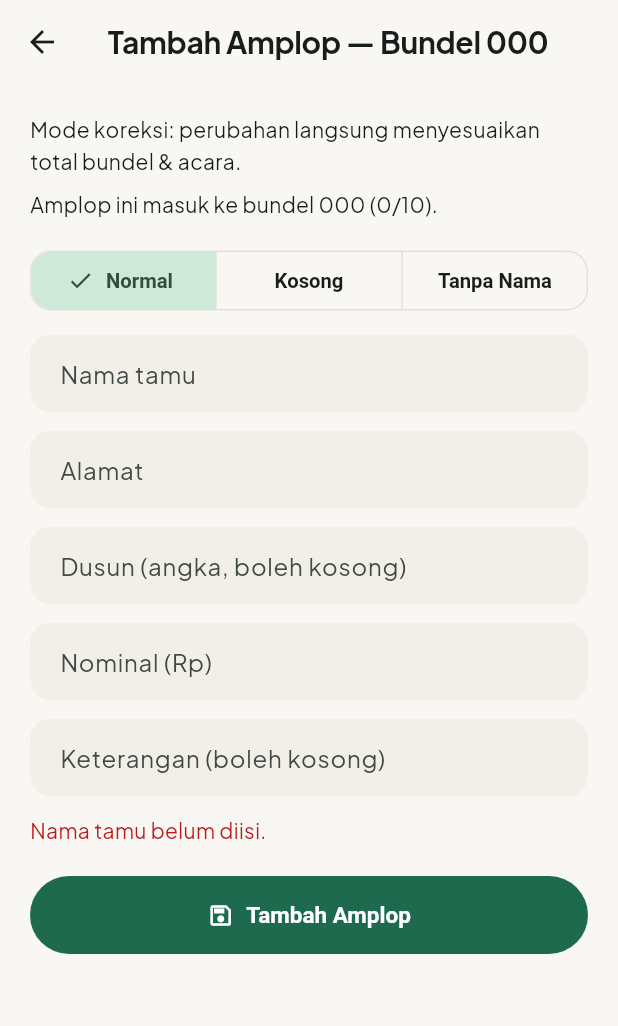
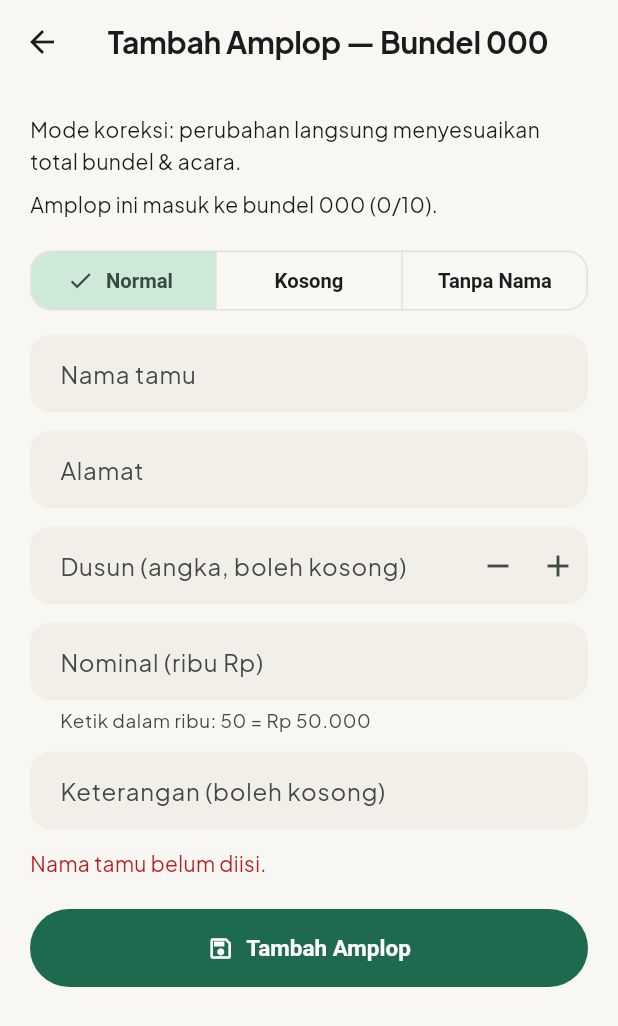
Before and after one commit to masozin/buku-hajatan, a Flutter app: the KoreksiAmplopScreen screen opened directly with empty values, after a tap on "Tambah Amplop", on a phone screen of 412 x 824 dp. Shown: the top 1026 px of the screen. Run offline on Flutter 3.47's test engine with Material 3 defaults, Android fonts, the phone set to English and light mode, and no system bars; our stand-ins replace cloud_firestore, firebase_auth, firebase_core, flutter_riverpod, share_plus; missing offline and left inert: excel; accounts and stored records are empty; network calls fail.

Commit message:
Batch 14c: kolom bersama baru — KolomDusun bertombol - / + (langkah 1) dan KolomAlamat bersugesti alamat unik acara (awalan kata, maks 8); nominal diketik DALAM RIBU (x1000) di form catat & tambah koreksi dengan pratinjau '= Rp ...', form ubah tetap angka penuh

```diff
--- a/lib/core/rekap.dart
+++ b/lib/core/rekap.dart
@@ -241,3 +241,37 @@ List<AmplopDitemukan> cariDalamData(List<BundelTerisi> data, String kataKunci) {
   });
   return hasil;
 }
+
+/// Daftar alamat unik yang pernah dipakai di acara ini (Batch 14)
+/// — bahan sugesti kolom Alamat pada form pencatatan & koreksi.
+/// Duplikat disaring tanpa peka huruf (ejaan pertama yang
+/// menang), hasil terurut A–Z.
+List<String> daftarAlamatUnik(List<BundelTerisi> data) {
+  final terlihat = <String, String>{};
+  for (final bt in data) {
+    for (final a in bt.isi) {
+      final alamat = a.alamat?.trim() ?? '';
+      if (alamat.isEmpty) continue;
+      terlihat.putIfAbsent(normalisasiNama(alamat), () => alamat);
+    }
+  }
+  final hasil = terlihat.values.toList()
+    ..sort((x, y) => normalisasiNama(x).compareTo(normalisasiNama(y)));
+  return hasil;
+}
+
+/// Saring [saran] alamat untuk teks yang sedang diketik
+/// (Batch 14): cocok bila alamatnya — atau salah satu katanya —
+/// berawalan teks itu, tanpa peka huruf. Maksimal 8 sugesti.
+List<String> saringSaranAlamat(List<String> saran, String teks) {
+  final kunci = normalisasiNama(teks);
+  if (kunci.isEmpty) return const [];
+  return saran
+      .where((a) {
+        final na = normalisasiNama(a);
+        return na.startsWith(kunci) ||
+            na.split(' ').any((kata) => kata.startsWith(kunci));
+      })
+      .take(8)
+      .toList();
+}
--- a/lib/screens/koreksi_amplop.dart
+++ b/lib/screens/koreksi_amplop.dart
@@ -2,12 +2,15 @@ import 'package:flutter/material.dart';
 import 'package:flutter/services.dart';
 import 'package:flutter_riverpod/flutter_riverpod.dart';
 
+import '../core/format.dart';
 import '../core/pencatatan.dart';
+import '../core/rekap.dart';
 import '../models/amplop.dart';
 import '../models/bundel.dart';
 import '../providers.dart';
 import '../services/layanan_exception.dart';
 import '../widgets/keadaan.dart';
+import '../widgets/kolom_form.dart';
 
 /// Form koreksi amplop oleh pemilik SETELAH acara selesai (Batch 6):
 /// tambah amplop yang terlewat, atau ubah amplop yang salah catat.
@@ -54,6 +57,9 @@ class _KoreksiAmplopScreenState extends ConsumerState<KoreksiAmplopScreen> {
   bool _sibuk = false;
   String? _galat;
 
+  /// Sugesti alamat untuk kolom Alamat (Batch 14).
+  List<String> _saranAlamat = const [];
+
   bool get _modeUbah => widget.amplopLama != null;
 
   @override
@@ -71,6 +77,20 @@ class _KoreksiAmplopScreenState extends ConsumerState<KoreksiAmplopScreen> {
     );
     _keterangan = TextEditingController(text: lama?.keterangan ?? '');
     _jenis = lama?.jenis ?? JenisAmplop.normal;
+    _muatSaranAlamat();
+  }
+
+  Future<void> _muatSaranAlamat() async {
+    try {
+      final data = await ref
+          .read(rekapServiceProvider)
+          .ambilDataLengkap(widget.acaraId);
+      if (mounted) {
+        setState(() => _saranAlamat = daftarAlamatUnik(data));
+      }
+    } catch (_) {
+      // Sugesti hanya pelengkap — abaikan bila gagal dimuat.
+    }
   }
 
   @override
@@ -84,7 +104,11 @@ class _KoreksiAmplopScreenState extends ConsumerState<KoreksiAmplopScreen> {
   }
 
   Future<void> _simpan() async {
-    final nominal = parseNominal(_nominal.text);
+    // Batch 14: mode TAMBAH mengetik nominal dalam ribu (dikali
+    // 1000); mode UBAH memakai angka apa adanya — sesuai
+    // permintaan Mark, perkalian hanya saat input baru.
+    final nominalMentah = parseNominal(_nominal.text);
+    final nominal = _modeUbah ? nominalMentah : nominalMentah * 1000;
     final galat = validasiAmplop(
       jenis: _jenis,
       nama: _nama.text,
@@ -269,34 +293,36 @@ class _KoreksiAmplopScreenState extends ConsumerState<KoreksiAmplopScreen> {
               ),
             ),
             const SizedBox(height: 12),
-            TextField(
-              controller: _alamat,
-              textCapitalization: TextCapitalization.words,
-              decoration: const InputDecoration(
-                labelText: 'Alamat',
-              ),
-            ),
+            KolomAlamat(controller: _alamat, saran: _saranAlamat),
             const SizedBox(height: 12),
-            TextField(
-              controller: _dusun,
-              keyboardType: TextInputType.number,
-              inputFormatters: [FilteringTextInputFormatter.digitsOnly],
-              decoration: const InputDecoration(
-                labelText: 'Dusun (angka, boleh kosong)',
-              ),
-            ),
+            KolomDusun(controller: _dusun),
             const SizedBox(height: 12),
-            TextField(
+            ValueListenableBuilder<TextEditingValue>(
+              valueListenable: _nominal,
+              builder: (context, nilaiTeks, _) {
+                final n = parseNominal(nilaiTeks.text);
+                return TextField(
                   controller: _nominal,
                   enabled: !kosong,
                   keyboardType: TextInputType.number,
-              inputFormatters: [FilteringTextInputFormatter.digitsOnly],
+                  inputFormatters: [
+                    FilteringTextInputFormatter.digitsOnly,
+                  ],
                   decoration: InputDecoration(
                     labelText: kosong
                         ? 'Nominal (amplop kosong = Rp 0)'
-                    : 'Nominal (Rp)',
+                        : _modeUbah
+                        ? 'Nominal (Rp)'
+                        : 'Nominal (ribu Rp)',
                     prefixText: kosong ? null : 'Rp ',
+                    helperText: kosong || _modeUbah
+                        ? null
+                        : n > 0
+                        ? '= ${formatRupiah(n * 1000)}'
+                        : 'Ketik dalam ribu: 50 = Rp 50.000',
                   ),
+                );
+              },
             ),
             const SizedBox(height: 12),
             TextField(
--- /dev/null
+++ b/lib/widgets/kolom_form.dart
@@ -0,0 +1,156 @@
+import 'package:flutter/material.dart';
+import 'package:flutter/services.dart';
+
+import '../core/rekap.dart';
+
+/// Kolom isian bersama untuk form amplop (Batch 14): dusun
+/// dengan tombol − / + dan alamat dengan sugesti dari alamat
+/// yang pernah dipakai di acara yang sama.
+
+/// Kolom dusun dengan tombol kurang/tambah di sisi kanan:
+/// tiap ketuk mengubah angka sebanyak 1. Dari kosong, +
+/// mengisi 1; dari 1, − mengosongkan lagi (dusun boleh kosong).
+class KolomDusun extends StatelessWidget {
+  const KolomDusun({
+    super.key,
+    required this.controller,
+    this.onSubmitted,
+  });
+
+  final TextEditingController controller;
+  final VoidCallback? onSubmitted;
+
+  void _ubah(int delta) {
+    final sekarang = int.tryParse(controller.text.trim());
+    if (delta > 0) {
+      controller.text = '${(sekarang ?? 0) + 1}';
+    } else if (sekarang == null || sekarang <= 1) {
+      controller.clear();
+    } else {
+      controller.text = '${sekarang - 1}';
+    }
+    controller.selection = TextSelection.collapsed(
+      offset: controller.text.length,
+    );
+  }
+
+  @override
+  Widget build(BuildContext context) {
+    return TextField(
+      controller: controller,
+      keyboardType: TextInputType.number,
+      inputFormatters: [FilteringTextInputFormatter.digitsOnly],
+      decoration: InputDecoration(
+        labelText: 'Dusun (angka, boleh kosong)',
+        suffixIcon: Row(
+          mainAxisSize: MainAxisSize.min,
+          children: [
+            IconButton(
+              icon: const Icon(Icons.remove),
+              tooltip: 'Kurangi dusun',
+              visualDensity: VisualDensity.compact,
+              onPressed: () => _ubah(-1),
+            ),
+            IconButton(
+              icon: const Icon(Icons.add),
+              tooltip: 'Tambah dusun',
+              visualDensity: VisualDensity.compact,
+              onPressed: () => _ubah(1),
+            ),
+          ],
+        ),
+      ),
+      onSubmitted: onSubmitted == null ? null : (_) => onSubmitted!(),
+    );
+  }
+}
+
+/// Kolom alamat dengan sugesti (Batch 14): saat pengguna
+/// mengetik, alamat-alamat yang pernah dipakai di acara ini dan
+/// berawalan teks itu (atau salah satu katanya berawalan itu)
+/// ditawarkan di bawah kolom; ketuk untuk memakai.
+class KolomAlamat extends StatefulWidget {
+  const KolomAlamat({
+    super.key,
+    required this.controller,
+    required this.saran,
+    this.onSubmitted,
+  });
+
+  final TextEditingController controller;
+
+  /// Semua alamat unik acara ini (dari daftarAlamatUnik).
+  final List<String> saran;
+  final VoidCallback? onSubmitted;
+
+  @override
+  State<KolomAlamat> createState() => _KolomAlamatState();
+}
+
+class _KolomAlamatState extends State<KolomAlamat> {
+  final _fokus = FocusNode();
+
+  @override
+  void dispose() {
+    _fokus.dispose();
+    super.dispose();
+  }
+
+  @override
+  Widget build(BuildContext context) {
+    return RawAutocomplete<String>(
+      textEditingController: widget.controller,
+      focusNode: _fokus,
+      optionsBuilder: (nilaiTeks) =>
+          saringSaranAlamat(widget.saran, nilaiTeks.text),
+      onSelected: (pilihan) {
+        widget.controller.text = pilihan;
+        widget.controller.selection = TextSelection.collapsed(
+          offset: pilihan.length,
+        );
+      },
+      fieldViewBuilder: (context, controller, focusNode, onFieldSubmitted) {
+        return TextField(
+          controller: controller,
+          focusNode: focusNode,
+          textCapitalization: TextCapitalization.words,
+          decoration: const InputDecoration(labelText: 'Alamat'),
+          onSubmitted: (_) {
+            onFieldSubmitted();
+            widget.onSubmitted?.call();
+          },
+        );
+      },
+      optionsViewBuilder: (context, onSelected, options) {
+        return Align(
+          alignment: Alignment.topLeft,
+          child: Material(
+            elevation: 4,
+            borderRadius: BorderRadius.circular(12),
+            clipBehavior: Clip.antiAlias,
+            child: ConstrainedBox(
+              constraints: const BoxConstraints(maxHeight: 224),
+              child: ListView.builder(
+                padding: EdgeInsets.zero,
+                shrinkWrap: true,
+                itemCount: options.length,
+                itemBuilder: (context, i) {
+                  final opsi = options.elementAt(i);
+                  return ListTile(
+                    dense: true,
+                    leading: const Icon(
+                      Icons.location_on_outlined,
+                      size: 18,
+                    ),
+                    title: Text(opsi),
+                    onTap: () => onSelected(opsi),
+                  );
+                },
+              ),
+            ),
+          ),
+        );
+      },
+    );
+  }
+}
```
Also changed, not shown: lib/screens/pencatatan.dart (+68 -18 lines). Lines whose indentation alone changed are shown as unchanged.
